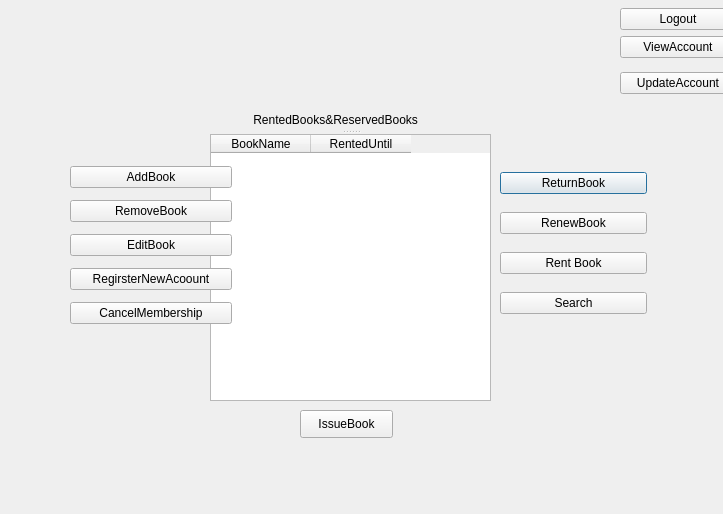
Nilsae/LibraryManagementSystem, file Login/window_librarian.ui: the form before one commit.
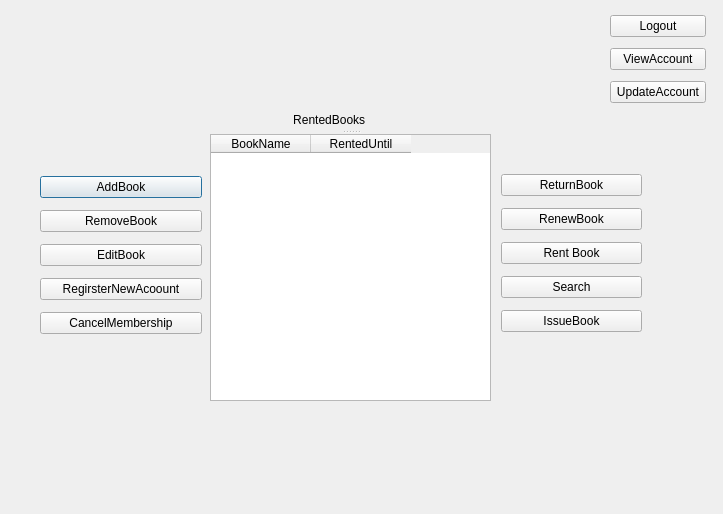
The form after the commit.

```diff
--- a/Login/window_librarian.ui
+++ b/Login/window_librarian.ui
@@ -13,46 +13,6 @@
   <property name="windowTitle">
    <string>Dialog</string>
   </property>
-  <widget class="QWidget" name="layoutWidget">
-   <property name="geometry">
-    <rect>
-     <x>500</x>
-     <y>160</y>
-     <width>147</width>
-     <height>170</height>
-    </rect>
-   </property>
-   <layout class="QVBoxLayout" name="verticalLayout_2">
-    <item>
-     <widget class="QPushButton" name="pushButton_ReturnBook">
-      <property name="text">
-       <string>ReturnBook</string>
-      </property>
-     </widget>
-    </item>
-    <item>
-     <widget class="QPushButton" name="pushButton_RenewBook">
-      <property name="text">
-       <string>RenewBook</string>
-      </property>
-     </widget>
-    </item>
-    <item>
-     <widget class="QPushButton" name="pushButton_ReserveBook">
-      <property name="text">
-       <string>Rent Book</string>
-      </property>
-     </widget>
-    </item>
-    <item>
-     <widget class="QPushButton" name="pushButton_Search">
-      <property name="text">
-       <string>Search</string>
-      </property>
-     </widget>
-    </item>
-   </layout>
-  </widget>
   <widget class="QSplitter" name="splitter">
    <property name="geometry">
     <rect>
@@ -67,7 +27,7 @@
    </property>
    <widget class="QLabel" name="label_RentedBooks">
     <property name="text">
-     <string>             RentedBooks&amp;ReservedBooks</string>
+     <string>                         RentedBooks</string>
     </property>
    </widget>
    <widget class="QTableWidget" name="tableWidget_RentedBooks">
@@ -83,24 +43,11 @@
     </column>
    </widget>
   </widget>
-  <widget class="QPushButton" name="pushButton_IssueBook">
-   <property name="geometry">
-    <rect>
-     <x>300</x>
-     <y>410</y>
-     <width>93</width>
-     <height>28</height>
-    </rect>
-   </property>
-   <property name="text">
-    <string>IssueBook</string>
-   </property>
-  </widget>
   <widget class="QWidget" name="layoutWidget">
    <property name="geometry">
     <rect>
-     <x>70</x>
-     <y>160</y>
+     <x>40</x>
+     <y>170</y>
      <width>162</width>
      <height>170</height>
     </rect>
@@ -143,33 +90,76 @@
     </item>
    </layout>
   </widget>
-  <widget class="QWidget" name="layoutWidget">
+  <widget class="QWidget" name="">
    <property name="geometry">
     <rect>
-     <x>620</x>
-     <y>0</y>
-     <width>116</width>
-     <height>102</height>
+     <x>501</x>
+     <y>168</y>
+     <width>141</width>
+     <height>170</height>
     </rect>
    </property>
-   <layout class="QVBoxLayout" name="verticalLayout_4">
+   <layout class="QVBoxLayout" name="verticalLayout_2">
     <item>
-     <layout class="QVBoxLayout" name="verticalLayout">
-      <item>
-       <widget class="QPushButton" name="pushButton_Logout">
-        <property name="text">
-         <string>Logout</string>
-        </property>
-       </widget>
-      </item>
-      <item>
-       <widget class="QPushButton" name="pushButton_ViewAccount">
-        <property name="text">
-         <string>ViewAccount</string>
-        </property>
-       </widget>
-      </item>
-     </layout>
+     <widget class="QPushButton" name="pushButton_ReturnBook">
+      <property name="text">
+       <string>ReturnBook</string>
+      </property>
+     </widget>
+    </item>
+    <item>
+     <widget class="QPushButton" name="pushButton_RenewBook">
+      <property name="text">
+       <string>RenewBook</string>
+      </property>
+     </widget>
+    </item>
+    <item>
+     <widget class="QPushButton" name="pushButton_ReserveBook">
+      <property name="text">
+       <string>Rent Book</string>
+      </property>
+     </widget>
+    </item>
+    <item>
+     <widget class="QPushButton" name="pushButton_Search">
+      <property name="text">
+       <string>Search</string>
+      </property>
+     </widget>
+    </item>
+    <item>
+     <widget class="QPushButton" name="pushButton_IssueBook">
+      <property name="text">
+       <string>IssueBook</string>
+      </property>
+     </widget>
+    </item>
+   </layout>
+  </widget>
+  <widget class="QWidget" name="">
+   <property name="geometry">
+    <rect>
+     <x>610</x>
+     <y>10</y>
+     <width>96</width>
+     <height>100</height>
+    </rect>
+   </property>
+   <layout class="QVBoxLayout" name="verticalLayout">
+    <item>
+     <widget class="QPushButton" name="pushButton_Logout">
+      <property name="text">
+       <string>Logout</string>
+      </property>
+     </widget>
+    </item>
+    <item>
+     <widget class="QPushButton" name="pushButton_ViewAccount">
+      <property name="text">
+       <string>ViewAccount</string>
+      </property>
+     </widget>
     </item>
     <item>
      <widget class="QPushButton" name="pushButton_UpdateAccount">
```
